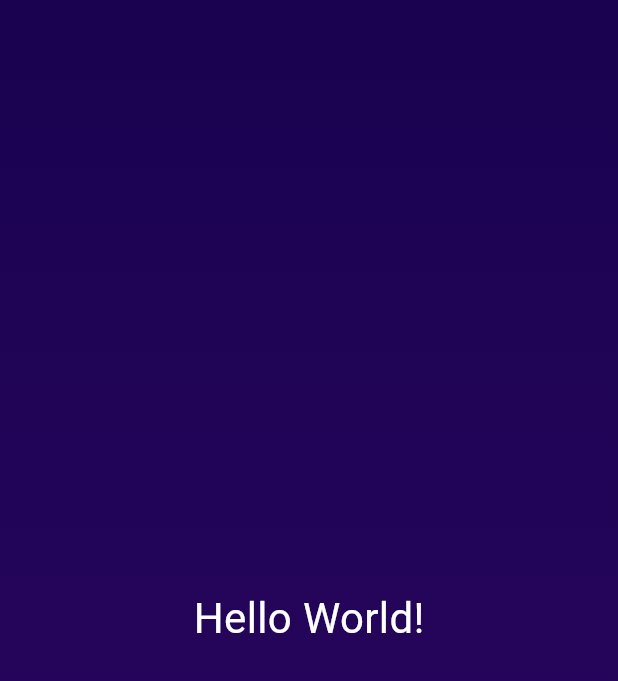
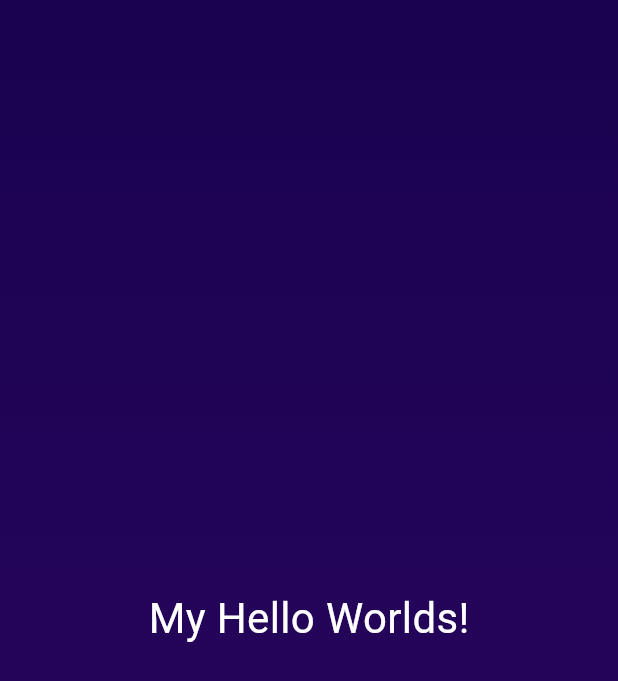
Before and after one commit to maryamsarafrazi/flutter-learning, a Flutter app: the screen it shows after launch, on a phone screen of 412 x 824 dp. Shown: the top 681 px of the screen. Run offline on Flutter 3.47's test engine with Material 3 defaults, Android fonts, the phone set to English and light mode, and no system bars.

Commit message:
Make styled text component dynamic by getting input text

```diff
--- a/first_app/lib/gradient_container.dart
+++ b/first_app/lib/gradient_container.dart
@@ -1,8 +1,8 @@
 import 'package:flutter/material.dart';
 import 'package:first_app/styled_text.dart';
 
-var startAlignment = Alignment.topCenter;
-var endAlignment = Alignment.bottomCenter;
+const startAlignment = Alignment.topCenter;
+const endAlignment = Alignment.bottomCenter;
 
 class GradientContainer extends StatelessWidget {
   const GradientContainer({super.key});
@@ -20,7 +20,7 @@ class GradientContainer extends StatelessWidget {
         ),
       ),
       child: Center(
-        child: StyledText(),
+        child: StyledText("My Hello Worlds!"),
       ),
     );
   }
--- a/first_app/lib/styled_text.dart
+++ b/first_app/lib/styled_text.dart
@@ -1,11 +1,13 @@
 import 'package:flutter/material.dart';
 
 class StyledText extends StatelessWidget {
-  const StyledText({super.key});
+  const StyledText(this.text, {super.key});
+
+  final String text;
 
   @override
   Widget build(context) {
-    return const Text('Hello World!', style: TextStyle(
+    return Text(text, style: TextStyle(
       color: Colors.white,
       fontSize: 28
     ),);
```
